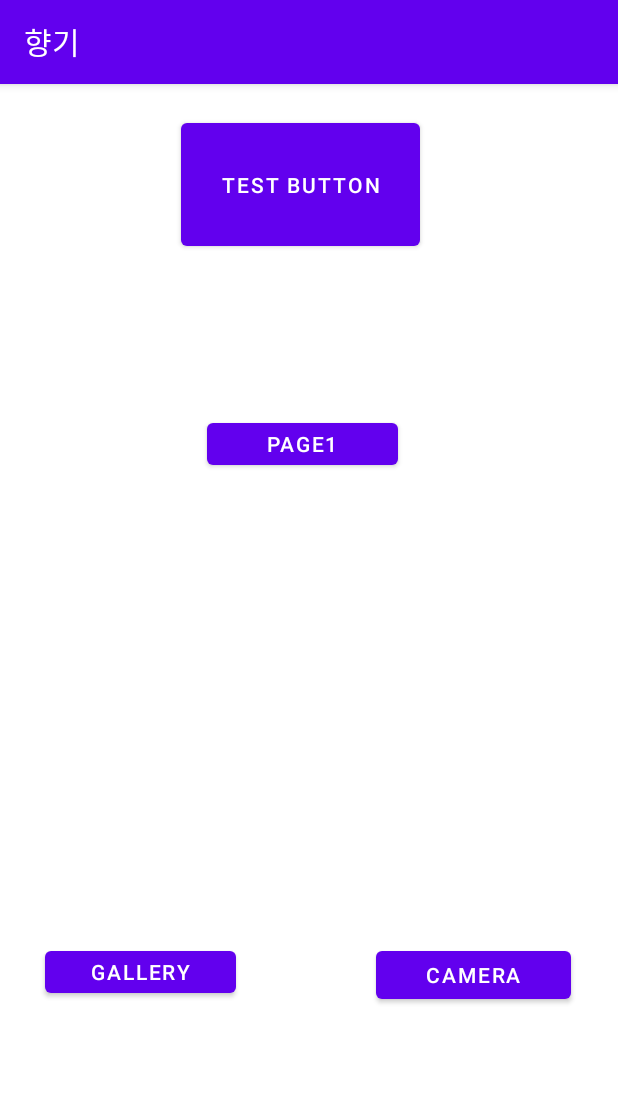
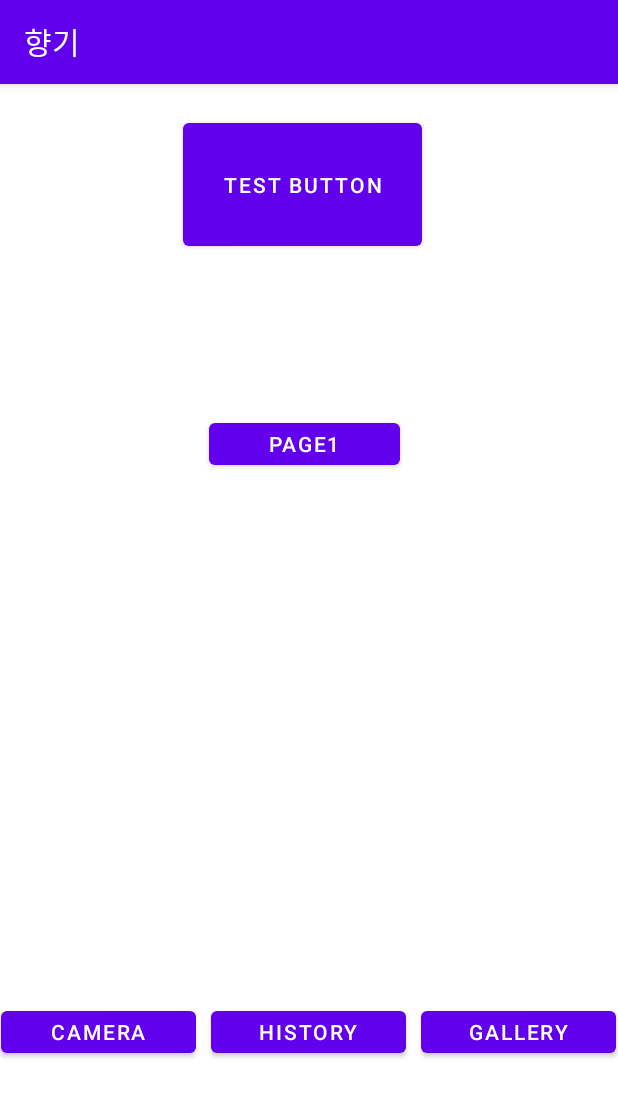
Before and after one commit to kw-graduation-project/Android, an Android app: the screen it shows after launch (MainActivity), on a phone screen of 412 x 824 dp. Shown: the top 1097 px of the screen. Run offline under Robolectric (Android 15) with nearby library versions, the phone set to English and light mode, and no system bars.

Commit message:
history add

```diff
--- a/perfume-android/app/src/main/AndroidManifest.xml
+++ b/perfume-android/app/src/main/AndroidManifest.xml
@@ -13,6 +13,9 @@
         android:roundIcon="@mipmap/ic_launcher_round"
         android:supportsRtl="true"
         android:theme="@style/Theme.TFLiteImageClassifier">
+        <activity
+            android:name=".HistoryActivity"
+            android:exported="false" />
         <activity
             android:name=".CameraActivity"
             android:exported="false" />
--- a/perfume-android/app/src/main/java/com/aiden/tflite/tfliteimageclassifier/CameraActivity.kt
+++ b/perfume-android/app/src/main/java/com/aiden/tflite/tfliteimageclassifier/CameraActivity.kt
@@ -37,7 +37,7 @@ class CameraActivity : AppCompatActivity() {
             bitmap?.let {
                 val output = classifier.classify(bitmap)
                 val resultStr =
-                    String.format(Locale.ENGLISH, "class : %s, prob : %.2f%%", output.first, output.second * 100)
+                    String.format(Locale.ENGLISH, "Perfume Name : %s, Accuracy : %.2f%%", output.first, output.second * 100)
                 binding.run {
                     textResult.text = resultStr
                     imagePhoto.setImageBitmap(bitmap)
--- a/perfume-android/app/src/main/java/com/aiden/tflite/tfliteimageclassifier/GalleryActivity.kt
+++ b/perfume-android/app/src/main/java/com/aiden/tflite/tfliteimageclassifier/GalleryActivity.kt
@@ -33,7 +33,7 @@ class GalleryActivity : AppCompatActivity() {
         bitmap?.let {
             val output = classifier.classify(bitmap)
             val resultStr =
-                String.format(Locale.ENGLISH, "class : %s, prob : %.2f%%", output.first, output.second * 100)
+                String.format(Locale.ENGLISH, "Perfume Name : %s, Accuracy : %.2f%%", output.first, output.second * 100)
             binding.run {
                 imageGallery.setImageBitmap(bitmap)
                 textResult.text = resultStr
--- a/perfume-android/app/src/main/java/com/aiden/tflite/tfliteimageclassifier/MainActivity.kt
+++ b/perfume-android/app/src/main/java/com/aiden/tflite/tfliteimageclassifier/MainActivity.kt
@@ -31,6 +31,11 @@ class MainActivity : AppCompatActivity() {
             btnGallery.setOnClickListener {
                 startActivity(Intent(this@MainActivity, GalleryActivity::class.java))
             }
+
+            btnHistory.setOnClickListener {
+                startActivity(Intent(this@MainActivity, HistoryActivity::class.java))
+            }
+
             btnCamera.setOnClickListener {
                 startActivity(Intent(this@MainActivity, CameraActivity::class.java))
             }
--- a/perfume-android/app/src/main/res/layout/activity_main.xml
+++ b/perfume-android/app/src/main/res/layout/activity_main.xml
@@ -9,11 +9,22 @@
 
     <Button
         android:id="@+id/btn_gallery"
-        android:layout_width="127dp"
+        android:layout_width="130dp"
         android:layout_height="40dp"
-        android:layout_marginTop="100dp"
+        android:layout_marginTop="140dp"
         android:text="Gallery"
-        app:layout_constraintHorizontal_bias="0.105"
+        app:layout_constraintHorizontal_bias="0.996"
+        app:layout_constraintLeft_toLeftOf="parent"
+        app:layout_constraintRight_toRightOf="parent"
+        app:layout_constraintTop_toBottomOf="@+id/pager" />
+
+    <Button
+        android:id="@+id/btn_history"
+        android:layout_width="130dp"
+        android:layout_height="40dp"
+        android:layout_marginTop="140dp"
+        android:text="History"
+        app:layout_constraintHorizontal_bias="0.498"
         app:layout_constraintLeft_toLeftOf="parent"
         app:layout_constraintRight_toRightOf="parent"
         app:layout_constraintTop_toBottomOf="@+id/pager" />
@@ -21,10 +32,10 @@
     <Button
         android:id="@+id/btn_camera"
         android:layout_width="130dp"
-        android:layout_height="44dp"
-        android:layout_marginTop="100dp"
+        android:layout_height="40dp"
+        android:layout_marginTop="140dp"
         android:text="Camera"
-        app:layout_constraintHorizontal_bias="0.889"
+        app:layout_constraintHorizontal_bias="0.003"
         app:layout_constraintLeft_toLeftOf="parent"
         app:layout_constraintRight_toRightOf="parent"
         app:layout_constraintTop_toBottomOf="@+id/pager" />
@@ -33,9 +44,12 @@
         android:id="@+id/pager"
         android:layout_width="409dp"
         android:layout_height="452dp"
+        android:layout_marginStart="5dp"
         android:layout_marginTop="20dp"
-        app:layout_constraintTop_toTopOf="parent"
-        tools:layout_editor_absoluteX="1dp" />
+        android:layout_marginEnd="5dp"
+        app:layout_constraintEnd_toEndOf="parent"
+        app:layout_constraintStart_toStartOf="parent"
+        app:layout_constraintTop_toTopOf="parent" />
 
 
 </androidx.constraintlayout.widget.ConstraintLayout>
```
Also changed, not shown: perfume-android/app/src/main/java/com/aiden/tflite/tfliteimageclassifier/HistoryActivity.kt (added, +65 -0 lines), perfume-android/app/src/main/res/layout/activity_history.xml (added, +121 -0 lines), perfume-android/app/src/main/res/values/strings.xml (+8 -0 lines), 553 other files.
